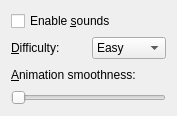
Old version of the form preferences.ui in the repository KDE/kollision.
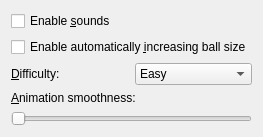
New version of the form.

Commit message: New Feature: Automatically increase ball size over time.

```diff
--- a/preferences.ui
+++ b/preferences.ui
@@ -17,6 +17,13 @@
      </property>
     </widget>
    </item>
+   <item>
+    <widget class="QCheckBox" name="kcfg_IncreaseBallSize" >
+     <property name="text" >
+      <string>Enable automatically &amp;increasing ball size</string>
+     </property>
+    </widget>
+   </item>
    <item>
     <layout class="QHBoxLayout" >
      <item>
```
The commit also changes 6 other files.
